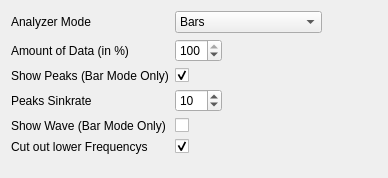
The window that src/context/applets/spectrumanalyzer/spectrumAnalyzerSettings.ui (KDE/amarok) describes before a commit, drawn with Qt 5.
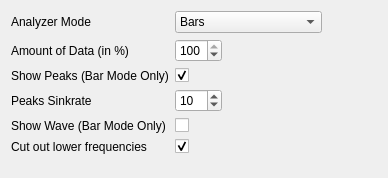
The same window after the commit. Custom widgets are drawn as their Qt base class.

Commit message: fix typos: frequencys->frequencies, redering->rendering

```diff
--- a/src/context/applets/spectrumanalyzer/spectrumAnalyzerSettings.ui
+++ b/src/context/applets/spectrumanalyzer/spectrumAnalyzerSettings.ui
@@ -144,7 +144,7 @@
    <item row="5" column="0">
     <widget class="QLabel" name="label_4">
      <property name="text">
-      <string>Cut out lower Frequencys</string>
+      <string>Cut out lower frequencies</string>
      </property>
     </widget>
    </item>
```
The commit also changes 2 other files.
